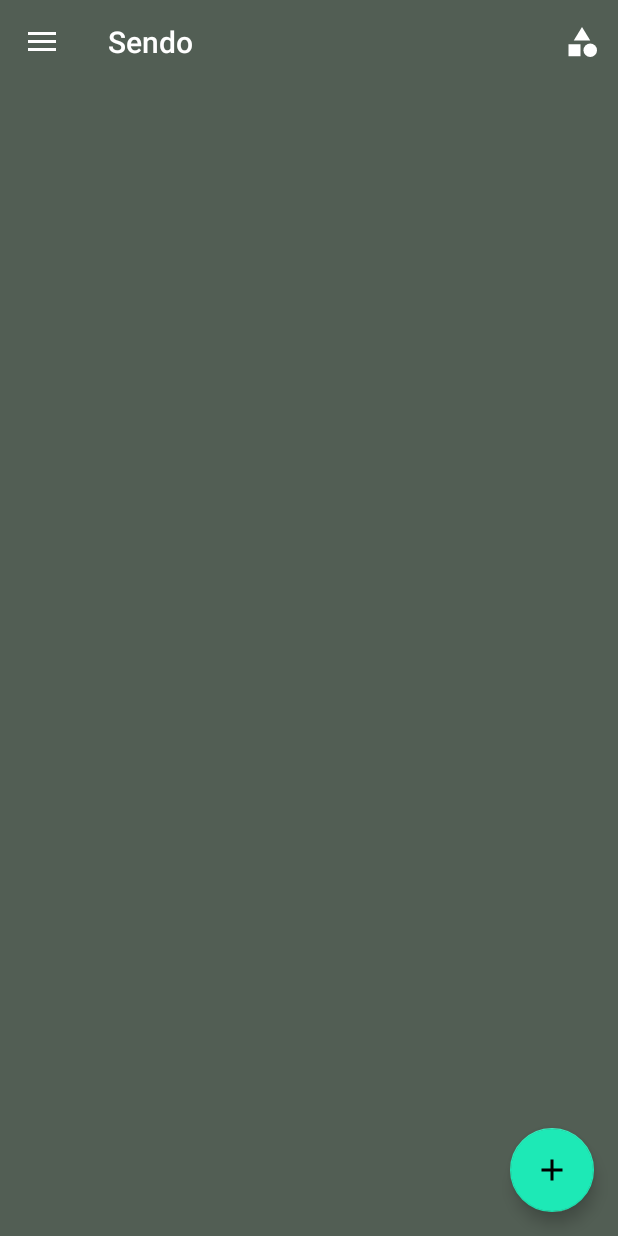
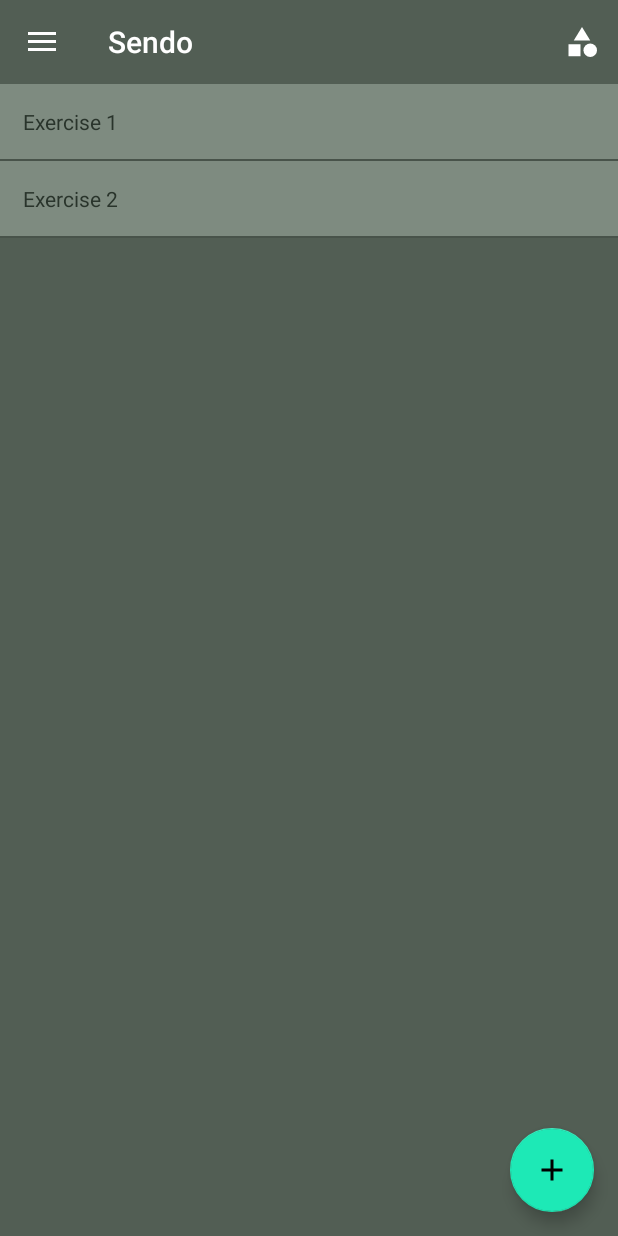
Before and after one commit to augarte/Sendo-Android, an Android app: the screen it shows after launch (MainActivity), in the side drawer, after a tap on "Exercise list", on a phone screen of 412 x 824 dp. Run offline under Robolectric (Android 15) with nearby library versions, the phone set to English and light mode, and no system bars; libraries missing offline, so code that uses them is left out: com.getkeepsafe.taptargetview, com.leinardi.android; 6 statements that could not run were skipped.

Commit message:
started with exercise list and delete on swipe

```diff
--- /dev/null
+++ b/app/src/main/java/augarte/sendo/adapter/ExerciseListAdapter.kt
@@ -0,0 +1,51 @@
+package augarte.sendo.adapter
+
+import android.view.LayoutInflater
+import android.view.View
+import android.view.ViewGroup
+import android.widget.TextView
+import androidx.recyclerview.widget.RecyclerView
+import augarte.sendo.R
+import augarte.sendo.dataModel.Exercise
+import com.google.android.material.snackbar.Snackbar
+import kotlinx.android.synthetic.main.item_exercise.view.*
+
+class ExerciseListAdapter(private val items : MutableList<Exercise>) : RecyclerView.Adapter<ExerciseListAdapter.MainViewHolder>() {
+
+    var onItemClick: ((Pair<Exercise, View>) -> Unit)? = null
+
+    private var removedPosition: Int = -1
+    private lateinit var removedItem: Exercise
+
+    override fun onCreateViewHolder(parent: ViewGroup, viewType: Int): MainViewHolder {
+        val inflater = LayoutInflater.from(parent.context)
+        val view = inflater.inflate(R.layout.item_exercise, parent, false)
+        return MainViewHolder(view)
+    }
+
+    override fun onBindViewHolder(holder: MainViewHolder, position: Int) {
+        val item = items[position]
+
+        holder.exerciseName.text = item.name
+    }
+
+    override fun getItemCount(): Int {
+        return items.size
+    }
+
+    fun removeWithSwipe(viewHolder: RecyclerView.ViewHolder) {
+        removedPosition = viewHolder.adapterPosition
+        removedItem = items[viewHolder.adapterPosition]
+        items.removeAt(viewHolder.adapterPosition)
+        notifyItemRemoved(viewHolder.adapterPosition)
+
+        Snackbar.make(viewHolder.itemView, "$removedItem.name deleted.", Snackbar.LENGTH_LONG).setAction("UNDO") {
+            items.add(removedPosition, removedItem)
+            notifyItemInserted(removedPosition)
+        }.show()
+    }
+
+    class MainViewHolder(view: View) : RecyclerView.ViewHolder(view) {
+        var exerciseName: TextView = view.exercise_name
+    }
+}
--- a/app/src/main/java/augarte/sendo/database/CreateTableTransactions.kt
+++ b/app/src/main/java/augarte/sendo/database/CreateTableTransactions.kt
@@ -1,77 +1,75 @@
 package augarte.sendo.database
-
-import augarte.sendo.utils.Constants
 
 class CreateTableTransactions {
 
     companion object {
-        val CREATE_TABLE_USER = "CREATE TABLE IF NOT EXISTS  ${Constants.TABLE_USER} " +
-                "(${Constants.TABLE_USER_ID} Integer PRIMARY KEY AUTOINCREMENT, " +
-                "${Constants.TABLE_USER_NAME} TEXT, " +
-                "${Constants.TABLE_USER_USERNAME} TEXT, " +
-                "${Constants.TABLE_USER_EMAIL} TEXT, " +
-                "${Constants.TABLE_USER_PASSWORD} TEXT, " +
-                "${Constants.TABLE_USER_CREATEDATE} Integer, " +
-                "${Constants.TABLE_USER_MODIFYDATE} Integer)"
+        const val CREATE_TABLE_USER = "CREATE TABLE IF NOT EXISTS  ${DatabaseConstants.TABLE_USER} " +
+                "(${DatabaseConstants.TABLE_USER_ID} Integer PRIMARY KEY AUTOINCREMENT, " +
+                "${DatabaseConstants.TABLE_USER_NAME} TEXT, " +
+                "${DatabaseConstants.TABLE_USER_USERNAME} TEXT, " +
+                "${DatabaseConstants.TABLE_USER_EMAIL} TEXT, " +
+                "${DatabaseConstants.TABLE_USER_PASSWORD} TEXT, " +
+                "${DatabaseConstants.TABLE_USER_CREATEDATE} Integer, " +
+                "${DatabaseConstants.TABLE_USER_MODIFYDATE} Integer)"
 
-        val CREATE_TABLE_WORKOUT = "CREATE TABLE IF NOT EXISTS ${Constants.TABLE_WORKOUT} " +
-                "(${Constants.TABLE_WORKOUT_ID} Integer PRIMARY KEY AUTOINCREMENT, " +
-                "${Constants.TABLE_WORKOUT_NAME} TEXT NOT NULL, " +
-                "${Constants.TABLE_WORKOUT_DESCRIPTION} TEXT, " +
-                "${Constants.TABLE_WORKOUT_IMAGE} TEXT, " +
-                "${Constants.TABLE_WORKOUT_CREATEDBY} TEXT, " +
-                "${Constants.TABLE_WORKOUT_LASTOPEN} Integer, " +
-                "${Constants.TABLE_WORKOUT_CREATEDATE} Integer, " +
-                "${Constants.TABLE_WORKOUT_MODIFYDATE} Integer)"
+        const val CREATE_TABLE_WORKOUT = "CREATE TABLE IF NOT EXISTS ${DatabaseConstants.TABLE_WORKOUT} " +
+                "(${DatabaseConstants.TABLE_WORKOUT_ID} Integer PRIMARY KEY AUTOINCREMENT, " +
+                "${DatabaseConstants.TABLE_WORKOUT_NAME} TEXT NOT NULL, " +
+                "${DatabaseConstants.TABLE_WORKOUT_DESCRIPTION} TEXT, " +
+                "${DatabaseConstants.TABLE_WORKOUT_IMAGE} TEXT, " +
+                "${DatabaseConstants.TABLE_WORKOUT_CREATEDBY} TEXT, " +
+                "${DatabaseConstants.TABLE_WORKOUT_LASTOPEN} Integer, " +
+                "${DatabaseConstants.TABLE_WORKOUT_CREATEDATE} Integer, " +
+                "${DatabaseConstants.TABLE_WORKOUT_MODIFYDATE} Integer)"
 
-        val CREATE_TABLE_DAY = "CREATE TABLE IF NOT EXISTS ${Constants.TABLE_DAY} " +
-                "(${Constants.TABLE_DAY_ID} Integer PRIMARY KEY AUTOINCREMENT, " +
-                "${Constants.TABLE_DAY_NAME} TEXT NOT NULL, " +
-                "${Constants.TABLE_DAY_WORKOUTID} Integer, " +
-                "${Constants.TABLE_DAY_CREATEDBY} TEXT, " +
-                "${Constants.TABLE_DAY_CREATEDATE} Integer, " +
-                "${Constants.TABLE_DAY_MODIFYDATE} Integer)"
+        const val CREATE_TABLE_DAY = "CREATE TABLE IF NOT EXISTS ${DatabaseConstants.TABLE_DAY} " +
+                "(${DatabaseConstants.TABLE_DAY_ID} Integer PRIMARY KEY AUTOINCREMENT, " +
+                "${DatabaseConstants.TABLE_DAY_NAME} TEXT NOT NULL, " +
+                "${DatabaseConstants.TABLE_DAY_WORKOUTID} Integer, " +
+                "${DatabaseConstants.TABLE_DAY_CREATEDBY} TEXT, " +
+                "${DatabaseConstants.TABLE_DAY_CREATEDATE} Integer, " +
+                "${DatabaseConstants.TABLE_DAY_MODIFYDATE} Integer)"
 
-        val CREATE_TABLE_EXERCISE = "CREATE TABLE IF NOT EXISTS ${Constants.TABLE_EXERCISE} " +
-                "(${Constants.TABLE_EXERCISE_ID} Integer PRIMARY KEY AUTOINCREMENT, " +
-                "${Constants.TABLE_EXERCISE_NAME} TEXT NOT NULL, " +
-                "${Constants.TABLE_EXERCISE_DAYID} Integer, " +
-                "${Constants.TABLE_EXERCISE_DESCRIPTION} TEXT, " +
-                "${Constants.TABLE_EXERCISE_IMAGE} TEXT, " +
-                "${Constants.TABLE_EXERCISE_CREATEDBY} TEXT, " +
-                "${Constants.TABLE_EXERCISE_CREATEDATE} Integer, " +
-                "${Constants.TABLE_EXERCISE_MODIFYDATE} Integer)"
+        const val CREATE_TABLE_EXERCISE = "CREATE TABLE IF NOT EXISTS ${DatabaseConstants.TABLE_EXERCISE} " +
+                "(${DatabaseConstants.TABLE_EXERCISE_ID} Integer PRIMARY KEY AUTOINCREMENT, " +
+                "${DatabaseConstants.TABLE_EXERCISE_NAME} TEXT NOT NULL, " +
+                "${DatabaseConstants.TABLE_EXERCISE_DAYID} Integer, " +
+                "${DatabaseConstants.TABLE_EXERCISE_DESCRIPTION} TEXT, " +
+                "${DatabaseConstants.TABLE_EXERCISE_IMAGE} TEXT, " +
+                "${DatabaseConstants.TABLE_EXERCISE_CREATEDBY} TEXT, " +
+                "${DatabaseConstants.TABLE_EXERCISE_CREATEDATE} Integer, " +
+                "${DatabaseConstants.TABLE_EXERCISE_MODIFYDATE} Integer)"
 
-        val CREATE_TABLE_SERIE = "CREATE TABLE IF NOT EXISTS ${Constants.TABLE_SERIE} " +
-                "(${Constants.TABLE_SERIE_ID} Integer PRIMARY KEY AUTOINCREMENT, " +
-                "${Constants.TABLE_SERIE_EXERCISEID} Integer, " +
-                "${Constants.TABLE_SERIE_REPETITION} TEXT, " +
-                "${Constants.TABLE_SERIE_WEIGHT} TEXT, " +
-                "${Constants.TABLE_SERIE_CREATEDBY} TEXT, " +
-                "${Constants.TABLE_SERIE_CREATEDATE} Integer, " +
-                "${Constants.TABLE_SERIE_MODIFYDATE} Integer)"
+        const val CREATE_TABLE_SERIE = "CREATE TABLE IF NOT EXISTS ${DatabaseConstants.TABLE_SERIE} " +
+                "(${DatabaseConstants.TABLE_SERIE_ID} Integer PRIMARY KEY AUTOINCREMENT, " +
+                "${DatabaseConstants.TABLE_SERIE_EXERCISEID} Integer, " +
+                "${DatabaseConstants.TABLE_SERIE_REPETITION} TEXT, " +
+                "${DatabaseConstants.TABLE_SERIE_WEIGHT} TEXT, " +
+                "${DatabaseConstants.TABLE_SERIE_CREATEDBY} TEXT, " +
+                "${DatabaseConstants.TABLE_SERIE_CREATEDATE} Integer, " +
+                "${DatabaseConstants.TABLE_SERIE_MODIFYDATE} Integer)"
 
-        val CREATE_TABLE_MEASUREMENT = "CREATE TABLE IF NOT EXISTS  ${Constants.TABLE_MEASUREMENT} " +
-                "(${Constants.TABLE_MEASUREMENT_ID} Integer PRIMARY KEY AUTOINCREMENT, " +
-                "${Constants.TABLE_MEASUREMENT_TYPE} TEXT, " +
-                "${Constants.TABLE_MEASUREMENT_VALUE} TEXT, " +
-                "${Constants.TABLE_MEASUREMENT_DATE} TEXT," +
-                "${Constants.TABLE_MEASUREMENT_CREATEDBY} TEXT, " +
-                "${Constants.TABLE_MEASUREMENT_CREATEDATE} Integer, " +
-                "${Constants.TABLE_MEASUREMENT_MODIFYDATE} Integer)"
+        const val CREATE_TABLE_MEASUREMENT = "CREATE TABLE IF NOT EXISTS  ${DatabaseConstants.TABLE_MEASUREMENT} " +
+                "(${DatabaseConstants.TABLE_MEASUREMENT_ID} Integer PRIMARY KEY AUTOINCREMENT, " +
+                "${DatabaseConstants.TABLE_MEASUREMENT_TYPE} TEXT, " +
+                "${DatabaseConstants.TABLE_MEASUREMENT_VALUE} TEXT, " +
+                "${DatabaseConstants.TABLE_MEASUREMENT_DATE} TEXT," +
+                "${DatabaseConstants.TABLE_MEASUREMENT_CREATEDBY} TEXT, " +
+                "${DatabaseConstants.TABLE_MEASUREMENT_CREATEDATE} Integer, " +
+                "${DatabaseConstants.TABLE_MEASUREMENT_MODIFYDATE} Integer)"
 
-        val CREATE_TABLE_MEASUREMENTTYPE = "CREATE TABLE IF NOT EXISTS  ${Constants.TABLE_MEASURETYPE} " +
-                "(${Constants.TABLE_MEASURETYPE_ID} Integer PRIMARY KEY AUTOINCREMENT, " +
-                "${Constants.TABLE_MEASURETYPE_NAME} TEXT, " +
-                "${Constants.TABLE_MEASURETYPE_CODE} TEXT, " +
-                "${Constants.TABLE_MEASURETYPE_CREATEDATE} Integer, " +
-                "${Constants.TABLE_MEASURETYPE_MODIFYDATE} Integer)"
+        const val CREATE_TABLE_MEASUREMENTTYPE = "CREATE TABLE IF NOT EXISTS  ${DatabaseConstants.TABLE_MEASURETYPE} " +
+                "(${DatabaseConstants.TABLE_MEASURETYPE_ID} Integer PRIMARY KEY AUTOINCREMENT, " +
+                "${DatabaseConstants.TABLE_MEASURETYPE_NAME} TEXT, " +
+                "${DatabaseConstants.TABLE_MEASURETYPE_CODE} TEXT, " +
+                "${DatabaseConstants.TABLE_MEASURETYPE_CREATEDATE} Integer, " +
+                "${DatabaseConstants.TABLE_MEASURETYPE_MODIFYDATE} Integer)"
 
-        val CREATE_TABLE_DATETYPE = "CREATE TABLE IF NOT EXISTS  ${Constants.TABLE_DATETYPE} " +
-                "(${Constants.TABLE_DATETYPE_ID} Integer PRIMARY KEY AUTOINCREMENT, " +
-                "${Constants.TABLE_DATETYPE_NAME} TEXT, " +
-                "${Constants.TABLE_DATETYPE_CODE} TEXT, " +
-                "${Constants.TABLE_DATETYPE_CREATEDATE} Integer, " +
-                "${Constants.TABLE_DATETYPE_MODIFYDATE} Integer)"
+        const val CREATE_TABLE_DATETYPE = "CREATE TABLE IF NOT EXISTS  ${DatabaseConstants.TABLE_DATETYPE} " +
+                "(${DatabaseConstants.TABLE_DATETYPE_ID} Integer PRIMARY KEY AUTOINCREMENT, " +
+                "${DatabaseConstants.TABLE_DATETYPE_NAME} TEXT, " +
+                "${DatabaseConstants.TABLE_DATETYPE_CODE} TEXT, " +
+                "${DatabaseConstants.TABLE_DATETYPE_CREATEDATE} Integer, " +
+                "${DatabaseConstants.TABLE_DATETYPE_MODIFYDATE} Integer)"
     }
 }
--- a/app/src/main/java/augarte/sendo/database/SelectTransactions.kt
+++ b/app/src/main/java/augarte/sendo/database/SelectTransactions.kt
@@ -1,6 +1,4 @@
 package augarte.sendo.database
-
-import augarte.sendo.utils.Constants
 
 class SelectTransactions {
 
@@ -8,7 +6,7 @@ class SelectTransactions {
 /*
         val SELECT_ALL_WORKOUT = "SELECT  * FROM ${Constants.TABLE_WORKOUT} ORDER BY ${Constants.TABLE_WORKOUT_LASTOPEN} DESC"
 */
-        val SELECT_ALL_WORKOUT = "SELECT * FROM ${Constants.TABLE_WORKOUT}"
+        const val SELECT_ALL_WORKOUT = "SELECT * FROM ${DatabaseConstants.TABLE_WORKOUT}"
 
     }
 }
--- a/app/src/main/java/augarte/sendo/fragment/ExerciseListFragment.kt
+++ b/app/src/main/java/augarte/sendo/fragment/ExerciseListFragment.kt
@@ -3,8 +3,15 @@ package augarte.sendo.fragment
 import android.os.Bundle
 import android.view.*
 import androidx.fragment.app.Fragment
+import androidx.recyclerview.widget.DividerItemDecoration
+import androidx.recyclerview.widget.ItemTouchHelper
+import androidx.recyclerview.widget.LinearLayoutManager
+import androidx.recyclerview.widget.RecyclerView
 import augarte.sendo.R
+import augarte.sendo.adapter.ExerciseListAdapter
+import augarte.sendo.dataModel.Exercise
 import com.google.android.material.floatingactionbutton.FloatingActionButton
+import kotlinx.android.synthetic.main.fragment_exercise_list.*
 
 class ExerciseListFragment : Fragment() {
 
@@ -15,6 +22,33 @@ class ExerciseListFragment : Fragment() {
     override fun onViewCreated(view: View, savedInstanceState: Bundle?) {
         super.onViewCreated(view, savedInstanceState)
 
+        val exe = Exercise()
+        exe.name = "Exercise 1"
+        val exe2 = Exercise()
+        exe2.name = "Exercise 2"
+        val exerciseList = mutableListOf(exe, exe2)
+
+        val exerciseAdapter = ExerciseListAdapter(exerciseList)
+        exercise_list.apply {
+            setHasFixedSize(true)
+            layoutManager = LinearLayoutManager(context, RecyclerView.VERTICAL, false)
+            adapter = exerciseAdapter
+            addItemDecoration(DividerItemDecoration(this.context, DividerItemDecoration.VERTICAL))
+        }
+
+        val itemTouchHelperCallback = object: ItemTouchHelper.SimpleCallback(0, ItemTouchHelper.LEFT or ItemTouchHelper.RIGHT){
+            override fun onMove(recyclerView: RecyclerView, viewHolder: RecyclerView.ViewHolder, target: RecyclerView.ViewHolder): Boolean {
+                return false
+            }
+
+            override fun onSwiped(viewHolder: RecyclerView.ViewHolder, position: Int) {
+                exerciseAdapter.removeWithSwipe(viewHolder)
+            }
+        }
+
+        val itemTouchHelper = ItemTouchHelper(itemTouchHelperCallback)
+        itemTouchHelper.attachToRecyclerView(exercise_list)
+
         val fab : FloatingActionButton = view.findViewById(R.id.fab_add)
         fab.setOnClickListener {
             fab.animate().rotation(if (fab.rotation==0f) fab.rotation+45 else fab.rotation-45).start()
@@ -22,7 +56,6 @@ class ExerciseListFragment : Fragment() {
 
         setHasOptionsMenu(true)
     }
-
 
     override fun onCreateOptionsMenu(menu: Menu, inflater: MenuInflater) {
         super.onCreateOptionsMenu(menu, inflater)
--- a/app/src/main/java/augarte/sendo/fragment/HomeFragment.kt
+++ b/app/src/main/java/augarte/sendo/fragment/HomeFragment.kt
@@ -117,7 +117,7 @@ class HomeFragment : Fragment(){
             }
         })
 
-      /*  fab_add.setOnClickListener {
+        /*fab_add.setOnClickListener {
             fab_add.animate().rotation(if (fab_add.rotation==0f) fab_add.rotation+45 else fab_add.rotation-45).start()
         }*/
 
--- a/app/src/main/java/augarte/sendo/utils/Constants.kt
+++ b/app/src/main/java/augarte/sendo/utils/Constants.kt
@@ -3,77 +3,6 @@ package augarte.sendo.utils
 
 class Constants{
     companion object {
-        var DB_NAME = "Sendo"
-        var DB_VERSION = 1
-
-        var TABLE_EXERCISE = "exercise"
-        var TABLE_DAY = "day"
-        var TABLE_MEASUREMENT = "measurement"
-        var TABLE_WORKOUT = "workout"
-        var TABLE_SERIE = "serie"
-        var TABLE_USER = "user"
-        var TABLE_MEASURETYPE = "measureType"
-        var TABLE_DATETYPE = "dateType"
-
-        var TABLE_EXERCISE_ID = "id"
-        var TABLE_EXERCISE_DAYID = "dayId"
-        var TABLE_EXERCISE_NAME = "name"
-        var TABLE_EXERCISE_DESCRIPTION = "description"
-        var TABLE_EXERCISE_IMAGE = "image"
-        var TABLE_EXERCISE_CREATEDBY = "createdBy"
-        var TABLE_EXERCISE_CREATEDATE = "createDate"
-        var TABLE_EXERCISE_MODIFYDATE = "modifyDate"
-
-        var TABLE_DAY_ID = "id"
-        var TABLE_DAY_WORKOUTID = "workoutId"
-        var TABLE_DAY_NAME = "name"
-        var TABLE_DAY_CREATEDBY = "createdBy"
-        var TABLE_DAY_CREATEDATE = "createDate"
-        var TABLE_DAY_MODIFYDATE = "modifyDate"
-
-        var TABLE_MEASUREMENT_ID = "id"
-        var TABLE_MEASUREMENT_TYPE = "type"
-        var TABLE_MEASUREMENT_VALUE = "value"
-        var TABLE_MEASUREMENT_DATE = "date"
-        var TABLE_MEASUREMENT_CREATEDBY = "createBy"
-        var TABLE_MEASUREMENT_CREATEDATE = "createDate"
-        var TABLE_MEASUREMENT_MODIFYDATE = "modifyDate"
-
-        var TABLE_WORKOUT_ID = "id"
-        var TABLE_WORKOUT_NAME = "name"
-        var TABLE_WORKOUT_DESCRIPTION = "description"
-        var TABLE_WORKOUT_IMAGE = "image"
-        var TABLE_WORKOUT_LASTOPEN = "lastOpen"
-        var TABLE_WORKOUT_CREATEDBY = "createdBy"
-        var TABLE_WORKOUT_CREATEDATE = "createDate"
-        var TABLE_WORKOUT_MODIFYDATE = "modifyDate"
-
-        var TABLE_SERIE_ID = "id"
-        var TABLE_SERIE_EXERCISEID = "exerciseId"
-        var TABLE_SERIE_REPETITION = "repetition"
-        var TABLE_SERIE_WEIGHT = "weight"
-        var TABLE_SERIE_CREATEDBY = "createdBy"
-        var TABLE_SERIE_CREATEDATE = "createDate"
-        var TABLE_SERIE_MODIFYDATE = "modifyDate"
-
-        var TABLE_USER_ID = "id"
-        var TABLE_USER_NAME = "name"
-        var TABLE_USER_USERNAME = "username"
-        var TABLE_USER_EMAIL = "email"
-        var TABLE_USER_PASSWORD = "password"
-        var TABLE_USER_CREATEDATE = "createDate"
-        var TABLE_USER_MODIFYDATE = "modifydate"
-
-        var TABLE_DATETYPE_ID = "id"
-        var TABLE_DATETYPE_NAME = "name"
-        var TABLE_DATETYPE_CODE = "username"
-        var TABLE_DATETYPE_CREATEDATE = "createDate"
-        var TABLE_DATETYPE_MODIFYDATE = "modifydate"
-
-        var TABLE_MEASURETYPE_ID = "id"
-        var TABLE_MEASURETYPE_NAME = "name"
-        var TABLE_MEASURETYPE_CODE = "username"
-        var TABLE_MEASURETYPE_CREATEDATE = "createDate"
-        var TABLE_MEASURETYPE_MODIFYDATE = "modifydate"
+        const val GITHUB_LINK = "https://github.com/augarte/Sendo"
     }
 }
--- a/app/src/main/res/layout/fragment_exercise_list.xml
+++ b/app/src/main/res/layout/fragment_exercise_list.xml
@@ -5,8 +5,10 @@
     android:layout_width="match_parent"
     android:layout_height="match_parent">
 
-
-
+    <androidx.recyclerview.widget.RecyclerView
+        android:id="@+id/exercise_list"
+        android:layout_width="match_parent"
+        android:layout_height="match_parent"/>
 
     <com.google.android.material.floatingactionbutton.FloatingActionButton
         android:id="@+id/fab_add"
--- /dev/null
+++ b/app/src/main/res/layout/item_exercise.xml
@@ -0,0 +1,21 @@
+<?xml version="1.0" encoding="utf-8"?>
+<LinearLayout
+    xmlns:android="http://schemas.android.com/apk/res/android"
+    android:orientation="horizontal"
+    android:layout_width="match_parent"
+    android:layout_height="wrap_content"
+    android:padding="@dimen/padding_medium"
+    android:background="@color/colorPrimaryLight">
+
+    <ImageView
+        android:id="@+id/exercise_image"
+        android:layout_width="wrap_content"
+        android:layout_height="wrap_content"/>
+
+    <TextView
+        android:id="@+id/exercise_name"
+        android:layout_width="wrap_content"
+        android:layout_height="wrap_content"
+        android:text="Exercise name"
+        android:textColor="@color/primaryText"/>
+</LinearLayout>
--- a/app/src/main/res/values/colors.xml
+++ b/app/src/main/res/values/colors.xml
@@ -13,8 +13,15 @@
     <color name="secondaryText">@color/colorPrimaryLight</color>
 
     <!--VIEWS-->
+    <color name="appbar_icons">@color/white</color>
+    <color name="appbar_text">@color/white</color>
+
+    <color name="toolbar_icons">@color/colorPrimaryLight</color>
+    <color name="toolbar_text">@color/colorPrimaryDark</color>
+
     <color name="bottom_sheet_fragment_background">@color/colorPrimaryLight</color>
     <color name="bottom_sheet_background">@color/colorPrimaryDark</color>
+
     <color name="tapTargetOuterCircle">@color/colorPrimaryLight</color>
     <color name="tapTargetInnerCircle">#FF9CA99E</color>
 
--- a/app/src/main/res/values/styles.xml
+++ b/app/src/main/res/values/styles.xml
@@ -16,13 +16,13 @@
     </style>
 
     <style name="AppBarOverlay" parent="ThemeOverlay.AppCompat.Dark.ActionBar" >
-        <item name="android:textColorPrimary">@color/white</item>
-        <item name="android:textColorSecondary">@color/white</item>
+        <item name="android:textColorPrimary">@color/appbar_icons</item>
+        <item name="android:textColorSecondary">@color/appbar_text</item>
     </style>
 
     <style name="PopupOverlay" parent="ThemeOverlay.AppCompat.Light">
-        <item name="android:colorBackground">@color/colorPrimaryLight</item>
-        <item name="android:textColor">@color/secondaryText</item>
+        <item name="android:colorBackground">@color/toolbar_icons</item>
+        <item name="android:textColor">@color/toolbar_text</item>
     </style>
 
 </resources>
```
Also changed, not shown: app/src/main/java/augarte/sendo/database/DatabaseConstants.kt (added, +79 -0 lines), app/src/main/java/augarte/sendo/database/DatabaseHandler.kt (+26 -28 lines), app/src/main/java/augarte/sendo/fragment/SettingsFragment.kt (+29 -0 lines), app/src/main/res/drawable/ic_github.xml (added, +9 -0 lines), app/src/main/res/layout/fragment_settings.xml (+29 -13 lines).
